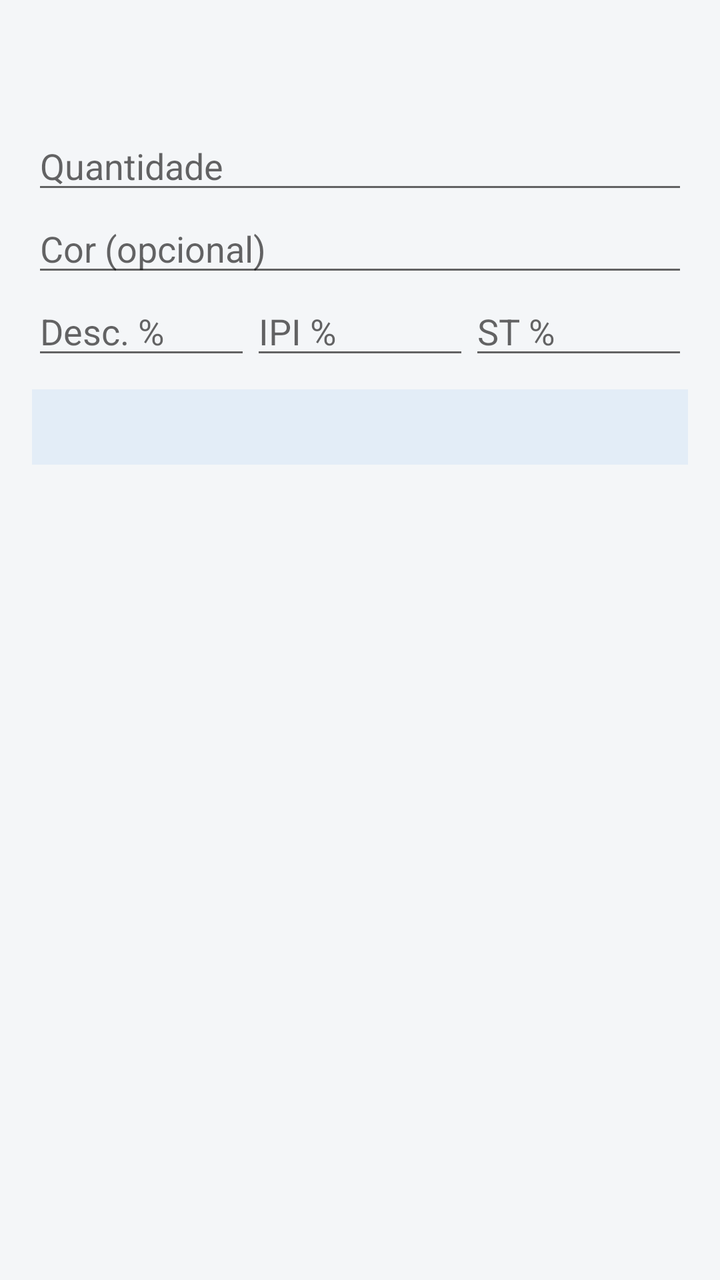
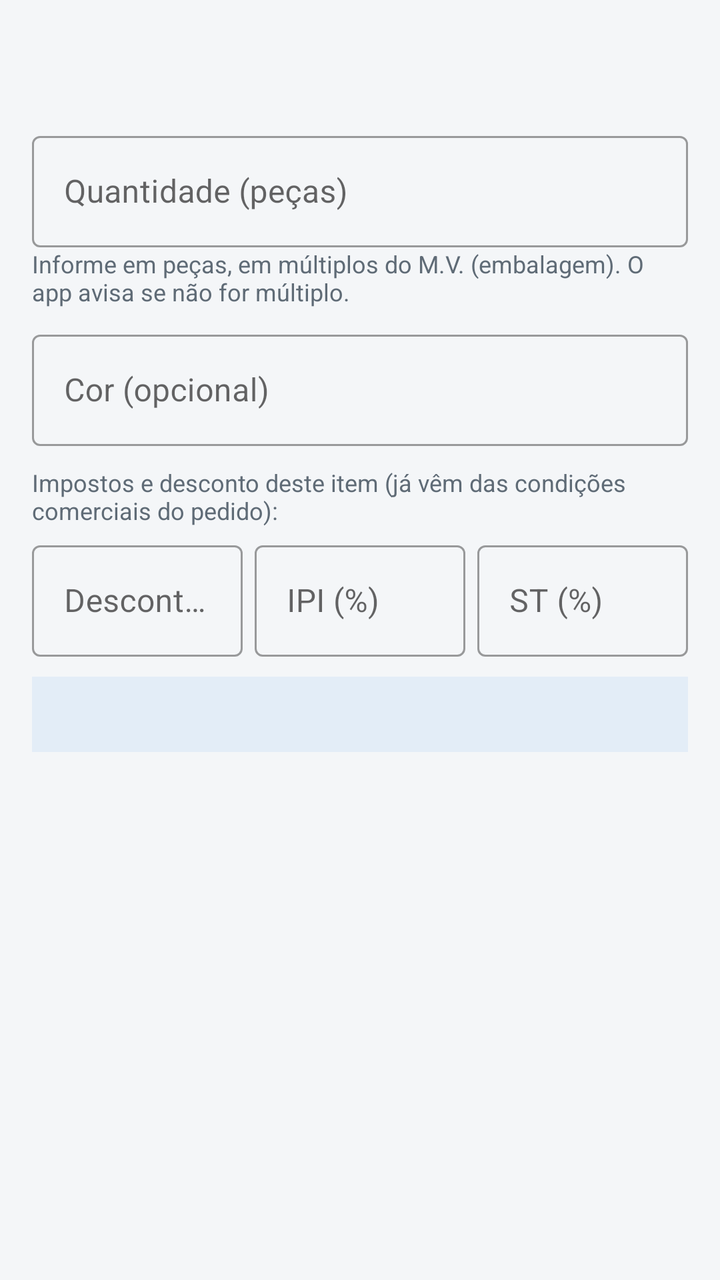

Compare the two renders of this Android layout. The source of the first and the diff that turns it into the second are given below.
<!-- AndroidManifest.xml: application theme Theme.PedidosPlasvale -->
<!-- res/layout/dialog_item.xml -->
<?xml version="1.0" encoding="utf-8"?>
<ScrollView xmlns:android="http://schemas.android.com/apk/res/android"
    android:layout_width="match_parent"
    android:layout_height="wrap_content">

    <LinearLayout
        android:layout_width="match_parent"
        android:layout_height="wrap_content"
        android:orientation="vertical"
        android:padding="16dp">

        <TextView
            android:id="@+id/textoProduto"
            android:layout_width="match_parent"
            android:layout_height="wrap_content"
            android:textColor="@color/texto"
            android:textSize="15sp"
            android:textStyle="bold" />

        <TextView
            android:id="@+id/textoInfoProduto"
            android:layout_width="match_parent"
            android:layout_height="wrap_content"
            android:layout_marginBottom="8dp"
            android:textColor="@color/texto_fraco"
            android:textSize="12sp" />

        <EditText
            android:id="@+id/campoQuantidade"
            android:layout_width="match_parent"
            android:layout_height="wrap_content"
            android:hint="Quantidade"
            android:importantForAutofill="no"
            android:inputType="number" />

        <EditText
            android:id="@+id/campoCor"
            android:layout_width="match_parent"
            android:layout_height="wrap_content"
            android:hint="Cor (opcional)"
            android:importantForAutofill="no"
            android:inputType="textCapWords" />

        <LinearLayout
            android:layout_width="match_parent"
            android:layout_height="wrap_content"
            android:orientation="horizontal">

            <EditText
                android:id="@+id/campoDescontoItem"
                android:layout_width="0dp"
                android:layout_height="wrap_content"
                android:layout_weight="1"
                android:hint="Desc. %"
                android:importantForAutofill="no"
                android:inputType="numberDecimal" />

            <EditText
                android:id="@+id/campoIpiItem"
                android:layout_width="0dp"
                android:layout_height="wrap_content"
                android:layout_weight="1"
                android:hint="IPI %"
                android:importantForAutofill="no"
                android:inputType="numberDecimal" />

            <EditText
                android:id="@+id/campoStItem"
                android:layout_width="0dp"
                android:layout_height="wrap_content"
                android:layout_weight="1"
                android:hint="ST %"
                android:importantForAutofill="no"
                android:inputType="numberDecimal" />
        </LinearLayout>

        <TextView
            android:id="@+id/textoPreviaItem"
            android:layout_width="match_parent"
            android:layout_height="wrap_content"
            android:layout_marginTop="10dp"
            android:background="@color/azul_claro"
            android:padding="10dp"
            android:textColor="@color/texto"
            android:textSize="13sp" />
    </LinearLayout>
</ScrollView>
<!-- resources referenced by this layout -->
<resources>
  <color name="azul_claro">#E3EDF7</color>
  <color name="texto">#1B1B1B</color>
  <color name="texto_fraco">#5F6B76</color>
  <style name="Theme.PedidosPlasvale" parent="Theme.MaterialComponents.Light.NoActionBar">
          <item name="colorPrimary">@color/azul_plasvale</item>
          <item name="colorPrimaryDark">@color/azul_escuro</item>
          <item name="colorAccent">@color/laranja</item>
          <item name="android:colorBackground">@color/cinza_fundo</item>
          <item name="android:statusBarColor" tools:targetApi="21">@color/azul_escuro</item>
      </style>
  <color name="azul_plasvale">#0B5394</color>
  <color name="azul_escuro">#073763</color>
  <color name="laranja">#E07B00</color>
  <color name="cinza_fundo">#F4F6F8</color>
</resources>

<!-- the commit's change to res/layout/dialog_item.xml (unified diff, before → after) -->
@@ -21,57 +21,106 @@
             android:id="@+id/textoInfoProduto"
             android:layout_width="match_parent"
             android:layout_height="wrap_content"
-            android:layout_marginBottom="8dp"
+            android:layout_marginBottom="10dp"
             android:textColor="@color/texto_fraco"
             android:textSize="12sp" />
 
-        <EditText
-            android:id="@+id/campoQuantidade"
+        <com.google.android.material.textfield.TextInputLayout
+            style="@style/Widget.MaterialComponents.TextInputLayout.OutlinedBox"
             android:layout_width="match_parent"
             android:layout_height="wrap_content"
-            android:hint="Quantidade"
-            android:importantForAutofill="no"
-            android:inputType="number" />
+            android:hint="Quantidade (peças)">
 
-        <EditText
-            android:id="@+id/campoCor"
+            <com.google.android.material.textfield.TextInputEditText
+                android:id="@+id/campoQuantidade"
+                android:layout_width="match_parent"
+                android:layout_height="wrap_content"
+                android:importantForAutofill="no"
+                android:inputType="number" />
+        </com.google.android.material.textfield.TextInputLayout>
+
+        <TextView
             android:layout_width="match_parent"
             android:layout_height="wrap_content"
-            android:hint="Cor (opcional)"
-            android:importantForAutofill="no"
-            android:inputType="textCapWords" />
+            android:text="Informe em peças, em múltiplos do M.V. (embalagem). O app avisa se não for múltiplo."
+            android:textColor="@color/texto_fraco"
+            android:textSize="12sp" />
+
+        <com.google.android.material.textfield.TextInputLayout
+            style="@style/Widget.MaterialComponents.TextInputLayout.OutlinedBox"
+            android:layout_width="match_parent"
+            android:layout_height="wrap_content"
+            android:layout_marginTop="8dp"
+            android:hint="Cor (opcional)">
+
+            <com.google.android.material.textfield.TextInputEditText
+                android:id="@+id/campoCor"
+                android:layout_width="match_parent"
+                android:layout_height="wrap_content"
+                android:importantForAutofill="no"
+                android:inputType="textCapWords" />
+        </com.google.android.material.textfield.TextInputLayout>
+
+        <TextView
+            android:layout_width="match_parent"
+            android:layout_height="wrap_content"
+            android:layout_marginTop="10dp"
+            android:text="Impostos e desconto deste item (já vêm das condições comerciais do pedido):"
+            android:textColor="@color/texto_fraco"
+            android:textSize="12sp" />
 
         <LinearLayout
             android:layout_width="match_parent"
             android:layout_height="wrap_content"
+            android:layout_marginTop="4dp"
             android:orientation="horizontal">
 
-            <EditText
-                android:id="@+id/campoDescontoItem"
+            <com.google.android.material.textfield.TextInputLayout
+                style="@style/Widget.MaterialComponents.TextInputLayout.OutlinedBox"
+                android:layout_width="0dp"
+                android:layout_height="wrap_content"
+                android:layout_marginEnd="6dp"
+                android:layout_weight="1"
+                android:hint="Desconto (%)">
+
+                <com.google.android.material.textfield.TextInputEditText
+                    android:id="@+id/campoDescontoItem"
+                    android:layout_width="match_parent"
+                    android:layout_height="wrap_content"
+                    android:importantForAutofill="no"
+                    android:inputType="numberDecimal" />
+            </com.google.android.material.textfield.TextInputLayout>
+
+            <com.google.android.material.textfield.TextInputLayout
+                style="@style/Widget.MaterialComponents.TextInputLayout.OutlinedBox"
+                android:layout_width="0dp"
+                android:layout_height="wrap_content"
+                android:layout_marginEnd="6dp"
+                android:layout_weight="1"
+                android:hint="IPI (%)">
+
+                <com.google.android.material.textfield.TextInputEditText
+                    android:id="@+id/campoIpiItem"
+                    android:layout_width="match_parent"
+                    android:layout_height="wrap_content"
+                    android:importantForAutofill="no"
+                    android:inputType="numberDecimal" />
+            </com.google.android.material.textfield.TextInputLayout>
+
+            <com.google.android.material.textfield.TextInputLayout
+                style="@style/Widget.MaterialComponents.TextInputLayout.OutlinedBox"
                 android:layout_width="0dp"
                 android:layout_height="wrap_content"
                 android:layout_weight="1"
-                android:hint="Desc. %"
-                android:importantForAutofill="no"
-                android:inputType="numberDecimal" />
+                android:hint="ST (%)">
 
-            <EditText
-                android:id="@+id/campoIpiItem"
-                android:layout_width="0dp"
-                android:layout_height="wrap_content"
-                android:layout_weight="1"
-                android:hint="IPI %"
-                android:importantForAutofill="no"
-                android:inputType="numberDecimal" />
-
-            <EditText
-                android:id="@+id/campoStItem"
-                android:layout_width="0dp"
-                android:layout_height="wrap_content"
-                android:layout_weight="1"
-                android:hint="ST %"
-                android:importantForAutofill="no"
-                android:inputType="numberDecimal" />
+                <com.google.android.material.textfield.TextInputEditText
+                    android:id="@+id/campoStItem"
+                    android:layout_width="match_parent"
+                    android:layout_height="wrap_content"
+                    android:importantForAutofill="no"
+                    android:inputType="numberDecimal" />
+            </com.google.android.material.textfield.TextInputLayout>
         </LinearLayout>
 
         <TextView
